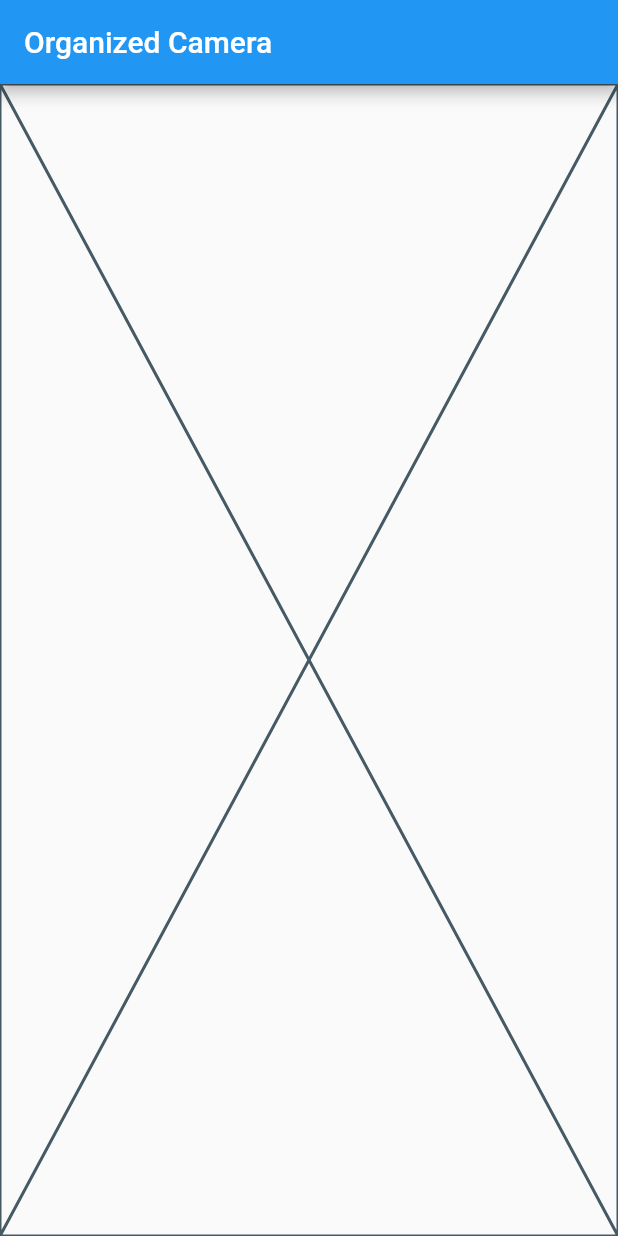
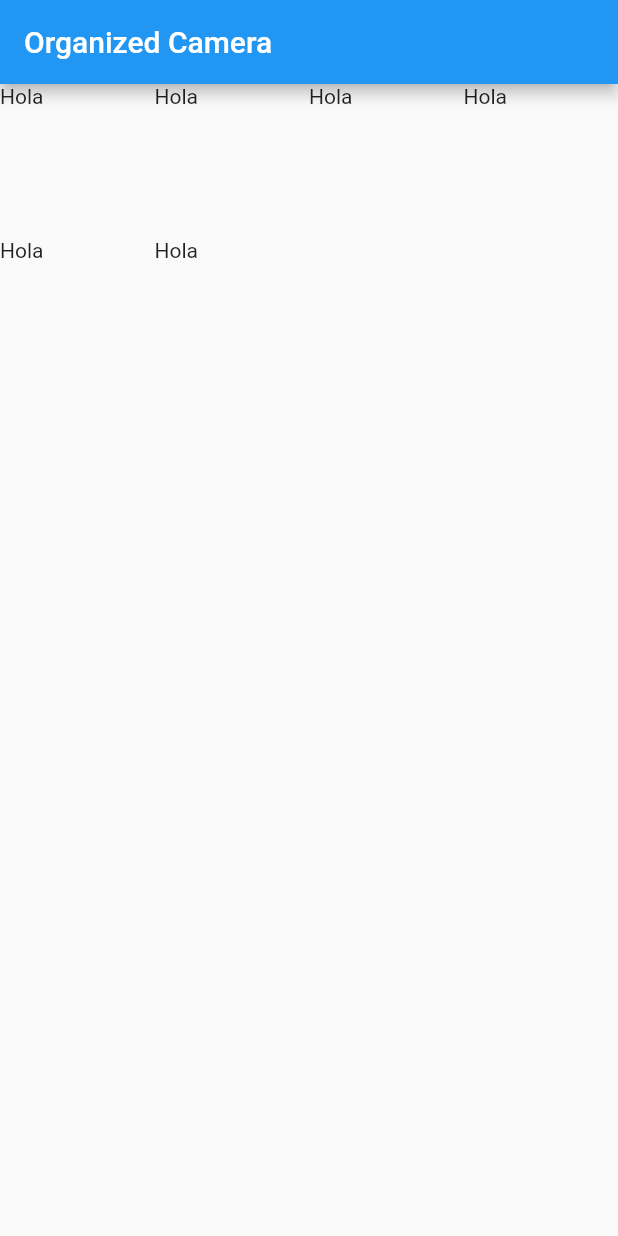
Before and after one commit to AndreXi/organized_camera, a Flutter app: the screen it shows after launch, on a phone screen of 412 x 824 dp. Run offline on Flutter 3.47's test engine with Material 2 defaults, Android fonts, the light colour scheme and no system bars; our stand-ins replace file_picker; generated files the repository leaves out were written again.

Commit message:
wip: pre hive

```diff
--- a/lib/src/pages/home.dart
+++ b/lib/src/pages/home.dart
@@ -9,6 +9,16 @@ class HomeView extends StatelessWidget {
   Widget build(BuildContext context) {
     return Scaffold(
         appBar: AppBar(title: const Text("Organized Camera")),
-        body: const Placeholder());
+        body: GridView.count(
+          crossAxisCount: 4,
+          children: [
+            GridTile(child: Text("Hola")),
+            GridTile(child: Text("Hola")),
+            GridTile(child: Text("Hola")),
+            GridTile(child: Text("Hola")),
+            GridTile(child: Text("Hola")),
+            GridTile(child: Text("Hola")),
+          ],
+        ));
   }
 }
--- a/pubspec.yaml
+++ b/pubspec.yaml
@@ -16,6 +16,8 @@ dependencies:
     sdk: flutter
   flutter_localizations:
     sdk: flutter
+  hive: ^2.2.3
+  hive_flutter: ^1.1.0
   path_provider: ^2.0.12
 
 dev_dependencies:
```
Also changed, not shown: lib/src/models/saved_directory/saved_directory.dart (added, +9 -0 lines), lib/src/widgets/saved_directory_list/saved_directory_button.dart (added, +12 -0 lines), lib/src/widgets/saved_directory_list/saved_directory_list.dart (added), pubspec.lock.
